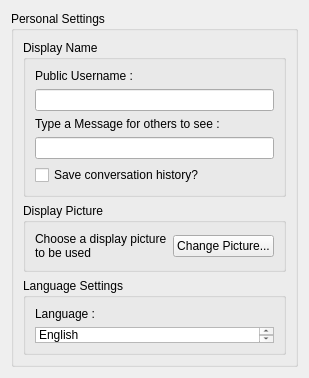
First picture: the form in src/qt/ui/personal_settings.ui, repository maidsafe-archive/MaidSafe-Encrypt, before the edit.
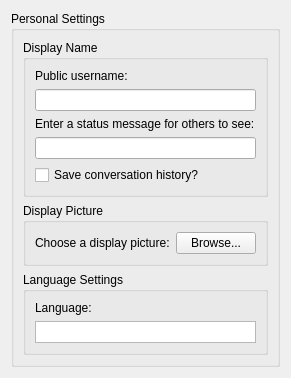
Second picture: the form after the edit.

Commit message: Amended text strings in PD, re-generated language files, various small fixes.

What changed in the file:
```diff
--- a/src/qt/ui/personal_settings.ui
+++ b/src/qt/ui/personal_settings.ui
@@ -38,7 +38,7 @@
          <item row="0" column="0">
           <widget class="QLabel" name="label">
            <property name="text">
-            <string>Public Username :</string>
+            <string>Public username:</string>
            </property>
           </widget>
          </item>
@@ -52,7 +52,7 @@
          <item row="2" column="0">
           <widget class="QLabel" name="label_2">
            <property name="text">
-            <string>Type a Message for others to see :</string>
+            <string>Enter a status message for others to see:</string>
            </property>
           </widget>
          </item>
@@ -87,7 +87,7 @@
             </sizepolicy>
            </property>
            <property name="text">
-            <string>Choose a display picture to be used</string>
+            <string>Choose a display picture:</string>
            </property>
            <property name="wordWrap">
             <bool>true</bool>
@@ -97,7 +97,7 @@
          <item>
           <widget class="QPushButton" name="pushButtonPicture">
            <property name="text">
-            <string>Change Picture...</string>
+            <string>Browse...</string>
            </property>
           </widget>
          </item>
@@ -135,32 +135,12 @@
          <item>
           <widget class="QLabel" name="label_4">
            <property name="text">
-            <string>Language :</string>
+            <string>Language:</string>
            </property>
           </widget>
          </item>
          <item>
           <widget class="QListWidget" name="langListWidget">
-           <item>
-            <property name="text">
-             <string>English</string>
-            </property>
-           </item>
-           <item>
-            <property name="text">
-             <string>French</string>
-            </property>
-           </item>
-           <item>
-            <property name="text">
-             <string>German</string>
-            </property>
-           </item>
-           <item>
-            <property name="text">
-             <string>Spanish</string>
-            </property>
-           </item>
           </widget>
          </item>
         </layout>
```
Left out of the diff: 2 changed lines with no effect on the pictures. The commit also changes 44 other files.
